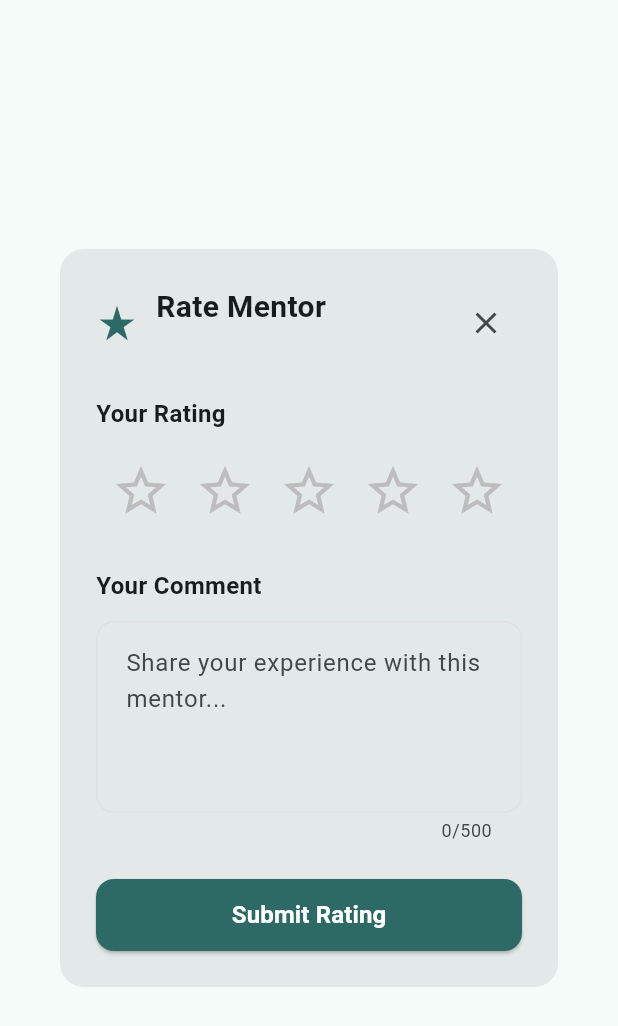
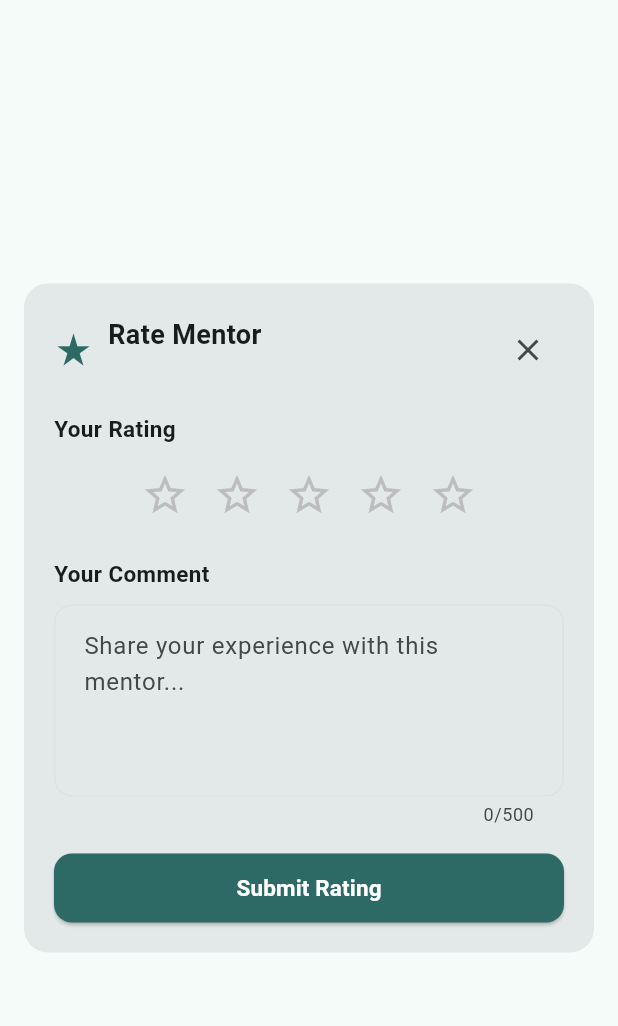
Before and after one commit to gguibone142629tc-rgb/Skill-Up-, a Flutter app: the RatingDialog widget shown alone on an empty page, opened directly with empty values, on a phone screen of 412 x 824 dp. Shown: the top 1026 px of the screen. Run offline on Flutter 3.47's test engine with Material 3 defaults, Android fonts, the phone set to English and light mode, and no system bars; our stand-ins replace cloud_firestore, firebase_auth, firebase_core, firebase_messaging, flutter_local_notifications, flutter_svg and 1 more; accounts and stored records are empty.

Commit message:
Improve rating dialog responsiveness

```diff
--- a/lib/Profile_page/widgets/rating_dialog.dart
+++ b/lib/Profile_page/widgets/rating_dialog.dart
@@ -81,12 +81,22 @@ class _RatingDialogState extends State<RatingDialog> {
 
   @override
   Widget build(BuildContext context) {
+    final media = MediaQuery.of(context);
+    final double dialogMaxWidth = 480;
+    final double dialogMaxHeight = media.size.height * 0.9;
+
     return Dialog(
+      insetPadding: const EdgeInsets.symmetric(horizontal: 16, vertical: 16),
       shape: RoundedRectangleBorder(
         borderRadius: BorderRadius.circular(16),
       ),
-      child: Padding(
-        padding: const EdgeInsets.all(24),
+      child: ConstrainedBox(
+        constraints: BoxConstraints(
+          maxWidth: dialogMaxWidth,
+          maxHeight: dialogMaxHeight,
+        ),
+        child: SingleChildScrollView(
+          padding: const EdgeInsets.all(20),
           child: Column(
             mainAxisSize: MainAxisSize.min,
             crossAxisAlignment: CrossAxisAlignment.stretch,
@@ -97,9 +107,9 @@ class _RatingDialogState extends State<RatingDialog> {
                   const Icon(
                     Icons.star_rate,
                     color: Color(0xFF2D6A65),
-                  size: 28,
+                    size: 26,
                   ),
-                const SizedBox(width: 12),
+                  const SizedBox(width: 10),
                   Expanded(
                     child: Column(
                       crossAxisAlignment: CrossAxisAlignment.start,
@@ -107,14 +117,14 @@ class _RatingDialogState extends State<RatingDialog> {
                         const Text(
                           'Rate Mentor',
                           style: TextStyle(
-                          fontSize: 20,
+                            fontSize: 18,
                             fontWeight: FontWeight.bold,
                           ),
                         ),
                         Text(
                           widget.mentorName,
                           style: TextStyle(
-                          fontSize: 14,
+                            fontSize: 13,
                             color: Colors.grey[600],
                           ),
                         ),
@@ -127,21 +137,25 @@ class _RatingDialogState extends State<RatingDialog> {
                   ),
                 ],
               ),
-            const SizedBox(height: 24),
+              const SizedBox(height: 18),
 
               // Star Rating
               const Text(
                 'Your Rating',
                 style: TextStyle(
-                fontSize: 16,
+                  fontSize: 15,
                   fontWeight: FontWeight.w600,
                 ),
               ),
-            const SizedBox(height: 12),
-            Row(
+              const SizedBox(height: 10),
+              LayoutBuilder(
+                builder: (context, constraints) {
+                  final iconSize = constraints.maxWidth < 360 ? 32.0 : 38.0;
+                  return Row(
                     mainAxisAlignment: MainAxisAlignment.center,
                     children: List.generate(5, (index) {
                       return IconButton(
+                        padding: const EdgeInsets.symmetric(horizontal: 6),
                         onPressed: _isLoading
                             ? null
                             : () {
@@ -151,35 +165,37 @@ class _RatingDialogState extends State<RatingDialog> {
                               },
                         icon: Icon(
                           index < _rating ? Icons.star : Icons.star_border,
-                    size: 40,
+                          size: iconSize,
                           color: index < _rating
                               ? Colors.amber
                               : Colors.grey[400],
                         ),
                       );
                     }),
+                  );
+                },
               ),
               if (_rating > 0)
                 Center(
                   child: Text(
                     '${_rating.toInt()} out of 5 stars',
                     style: TextStyle(
-                    fontSize: 14,
+                      fontSize: 13,
                       color: Colors.grey[600],
                     ),
                   ),
                 ),
-            const SizedBox(height: 24),
+              const SizedBox(height: 18),
 
               // Comment Field
               const Text(
                 'Your Comment',
                 style: TextStyle(
-                fontSize: 16,
+                  fontSize: 15,
                   fontWeight: FontWeight.w600,
                 ),
               ),
-            const SizedBox(height: 12),
+              const SizedBox(height: 10),
               TextField(
                 controller: _commentController,
                 enabled: !_isLoading,
@@ -205,11 +221,11 @@ class _RatingDialogState extends State<RatingDialog> {
                   contentPadding: const EdgeInsets.all(16),
                 ),
               ),
-            const SizedBox(height: 24),
+              const SizedBox(height: 18),
 
               // Submit Button
               SizedBox(
-              height: 48,
+                height: 46,
                 child: ElevatedButton(
                   onPressed: _isLoading ? null : _submitRating,
                   style: ElevatedButton.styleFrom(
@@ -232,7 +248,7 @@ class _RatingDialogState extends State<RatingDialog> {
                           'Submit Rating',
                           style: TextStyle(
                             color: Colors.white,
-                          fontSize: 16,
+                            fontSize: 15,
                             fontWeight: FontWeight.w600,
                           ),
                         ),
@@ -241,6 +257,7 @@ class _RatingDialogState extends State<RatingDialog> {
             ],
           ),
         ),
+      ),
     );
   }
 }
```
Lines whose indentation alone changed are shown as unchanged.
